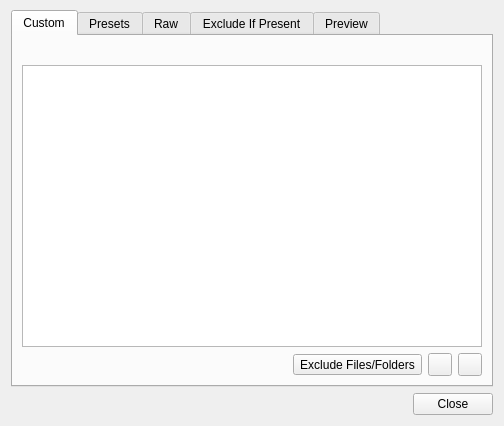
Old version of the form src/vorta/assets/UI/exclude_dialog.ui in the repository borgbase/vorta.
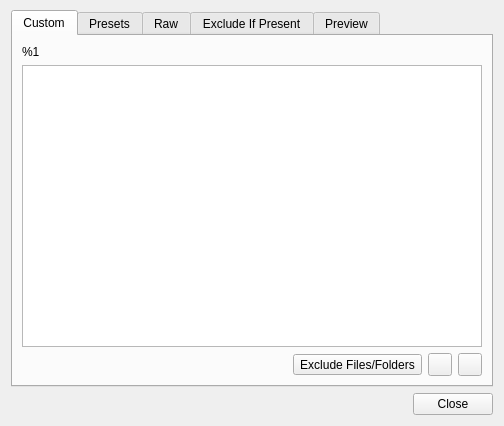
New version of the form.

What changed in the file:
```diff
--- a/src/vorta/assets/UI/exclude_dialog.ui
+++ b/src/vorta/assets/UI/exclude_dialog.ui
@@ -29,6 +29,9 @@
       <layout class="QVBoxLayout" name="verticalLayout_3">
        <item>
         <widget class="QLabel" name="customPresetsHelpText">
+        <property name="text">
+         <string notr="true">&lt;html&gt;&lt;head/&gt;&lt;body&gt;&lt;p&gt;%1&lt;/p&gt;&lt;/body&gt;&lt;/html&gt;</string>
+        </property>
          <property name="wordWrap">
           <bool>true</bool>
          </property>
```
Lines whose indentation alone changed are shown as unchanged.
